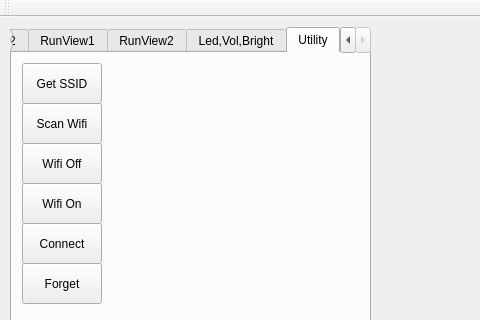
Old version of the form mainwindow.ui in the repository exanoelect/radarScan; both pictures show x 0 to 480 and y 0 to 320 of the 889 by 545 pixel window.
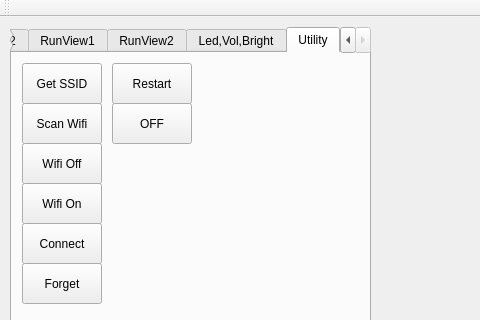
New version of the form. Custom widgets are drawn as their Qt base class.

```diff
--- a/mainwindow.ui
+++ b/mainwindow.ui
@@ -1969,6 +1969,32 @@
        <string>Forget</string>
       </property>
      </widget>
+     <widget class="QPushButton" name="btnRestart">
+      <property name="geometry">
+       <rect>
+        <x>100</x>
+        <y>10</y>
+        <width>80</width>
+        <height>41</height>
+       </rect>
+      </property>
+      <property name="text">
+       <string>Restart</string>
+      </property>
+     </widget>
+     <widget class="QPushButton" name="btnShutdown">
+      <property name="geometry">
+       <rect>
+        <x>100</x>
+        <y>50</y>
+        <width>80</width>
+        <height>41</height>
+       </rect>
+      </property>
+      <property name="text">
+       <string>OFF</string>
+      </property>
+     </widget>
     </widget>
    </widget>
    <widget class="QCustomPlot" name="plotRadar" native="true">
```
